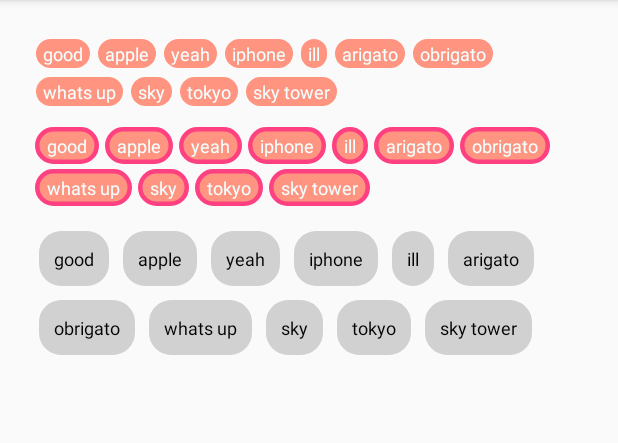
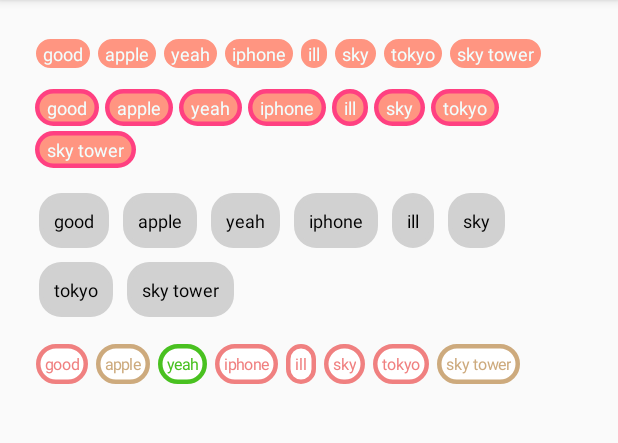
Before and after one commit to GinSmile/AndroidTagView, an Android app: the screen it shows after launch (MainActivity), on a phone screen of 412 x 824 dp, the part 84-527 px from its top. Run offline under Robolectric (Android 15) with nearby library versions, the phone set to English and light mode, and no system bars.

Commit message:
让一个viewgroup可以添加不同的颜色

```diff
--- a/app/src/main/java/com/ginsmile/androidtagview/HotTagView.java
+++ b/app/src/main/java/com/ginsmile/androidtagview/HotTagView.java
@@ -39,6 +39,7 @@ public class HotTagView extends ViewGroup {
     private float mTextViewMarginBottom;
 
     private List<String> tags = new ArrayList<String>();
+    private List<TagView> tagViews = new ArrayList<TagView>();//返回所有的TagView
 
     //小TagView
     private float rx = 20,ry = 20;
@@ -381,6 +382,7 @@ public class HotTagView extends ViewGroup {
                     (int)mTextViewMarginRight,
                     (int)mTextViewMarginBottom);
             this.addView(tv,lp);
+            tagViews.add(tv);
 
             final CharSequence cs = tag;
             tv.setOnClickListener(new OnClickListener() {
@@ -394,6 +396,10 @@ public class HotTagView extends ViewGroup {
     }
 
 
+    public List<TagView> getTagViews(){
+        return tagViews;
+    }
+
 
     class TagView extends TextView{
 
@@ -401,6 +407,17 @@ public class HotTagView extends ViewGroup {
         float left;
         float right;
         float bottom;
+
+        int mBackgroudPaintColor;
+        Paint mBackgroudPaint;
+
+        int mLinePaintColor;
+        Paint mLinePaint;
+
+        float mTextSize;
+        int mTextColor;
+
+        float mStrokeWidth;
 
         public TagView(Context context) {
             super(context);
@@ -412,6 +429,16 @@ public class HotTagView extends ViewGroup {
 
         public TagView(Context context, CharSequence tag) {
             super(context);
+
+            //初始化
+            mBackgroudPaintColor = HotTagView.this.mBackgroudPaintColor;
+            mBackgroudPaint = HotTagView.this.mBackgroudPaint;
+            mLinePaint = HotTagView.this.mLinePaint;
+            mLinePaintColor = HotTagView.this.mLinePaintColor;
+            mStrokeWidth = HotTagView.this.mStrokeWidth;
+            mTextSize = HotTagView.this.mTextSize;
+            mTextColor = HotTagView.this.mTextColor;
+
             TagView.this.setPadding((int)mTextViewPaddingLeft,(int)mTextViewPaddingTop,
                 (int)mTextViewPaddingRight, (int)mTextViewPaddingBottom);
             setGravity(TEXT_ALIGNMENT_CENTER);
@@ -447,6 +474,30 @@ public class HotTagView extends ViewGroup {
             super.onDraw(canvas);
         }
 
+        public void setmBackgroudPaintColor(int mBackgroudPaintColor) {
+            this.mBackgroudPaintColor = mBackgroudPaintColor;
+            invalidate();
+        }
+
+        public void setmLinePaintColor(int mLinePaintColor) {
+            this.mLinePaintColor = mLinePaintColor;
+            invalidate();
+
+        }
+
+        public void setmStrokeWidth(float mStrokeWidth) {
+            this.mStrokeWidth = mStrokeWidth;
+            invalidate();
+        }
+
+        public void setmTextColor(int mTextColor) {
+            this.mTextColor = mTextColor;
+            invalidate();
+        }
+
+
+
+
 
 
     }
--- a/app/src/main/java/com/ginsmile/androidtagview/MainActivity.java
+++ b/app/src/main/java/com/ginsmile/androidtagview/MainActivity.java
@@ -1,14 +1,17 @@
 package com.ginsmile.androidtagview;
 
+import android.graphics.Color;
 import android.os.Bundle;
 import android.support.v7.app.AppCompatActivity;
 
 import java.util.ArrayList;
+import java.util.Random;
 
 public class MainActivity extends AppCompatActivity {
     private HotTagView mHotTagView;
     private HotTagView mHotTagView2;
     private HotTagView mHotTagView3;
+    private HotTagView mHotTagView4;
 
     @Override
     protected void onCreate(Bundle savedInstanceState) {
@@ -23,12 +26,30 @@ public class MainActivity extends AppCompatActivity {
 
         mHotTagView3 = (HotTagView)findViewById(R.id.htv3);
         mHotTagView3.setTags(getData());
+
+        mHotTagView4 = (HotTagView)findViewById(R.id.htv4);
+        mHotTagView4.setTags(getData());
+
+
+
+        //让不同的TagView有不同颜色
+        int[] myColors = {Color.rgb(0x49, 0xC1, 0x20), Color.rgb(0xF0, 0x80, 0x80),
+                Color.rgb(0xCD, 0xAA, 0x7D)};
+        Random rand = new Random();
+        ArrayList<HotTagView.TagView> tagViews = (ArrayList<HotTagView.TagView>)mHotTagView4.getTagViews();
+        for(HotTagView.TagView tagView: tagViews){
+            int curColor = myColors[rand.nextInt(myColors.length)];
+            tagView.setTextColor(curColor);
+            tagView.setmLinePaintColor(curColor);
+        }
+
+
     }
 
     public ArrayList<String> getData(){
         String[] labels = new String[]{
                 "good","apple","yeah","iphone","ill",
-                "arigato","obrigato","whats up","sky","tokyo","sky tower",
+                "sky","tokyo","sky tower"
         };
         ArrayList<String> tags = new ArrayList<String>();
         for(int i = 0; i < labels.length; i++){
--- a/app/src/main/res/layout/activity_main.xml
+++ b/app/src/main/res/layout/activity_main.xml
@@ -62,4 +62,19 @@
         app:textview_margin="5dp"
         app:textview_padding="10dp">
     </com.ginsmile.androidtagview.HotTagView>
+
+    <com.ginsmile.androidtagview.HotTagView
+        android:id="@+id/htv4"
+        android:layout_below="@id/htv3"
+        android:padding="5dp"
+        android:layout_width="match_parent"
+        android:layout_height="wrap_content"
+        app:text_size="7sp"
+        app:text_color="#FFFFFF"
+        app:stroke_width="3dp"
+        app:line_color="#d1d1d1"
+        app:background_color="#FFFFFF"
+        app:textview_margin="3dp"
+        app:textview_padding="6dp">
+    </com.ginsmile.androidtagview.HotTagView>
 </RelativeLayout>
```
Also changed, not shown: 2 other files.
